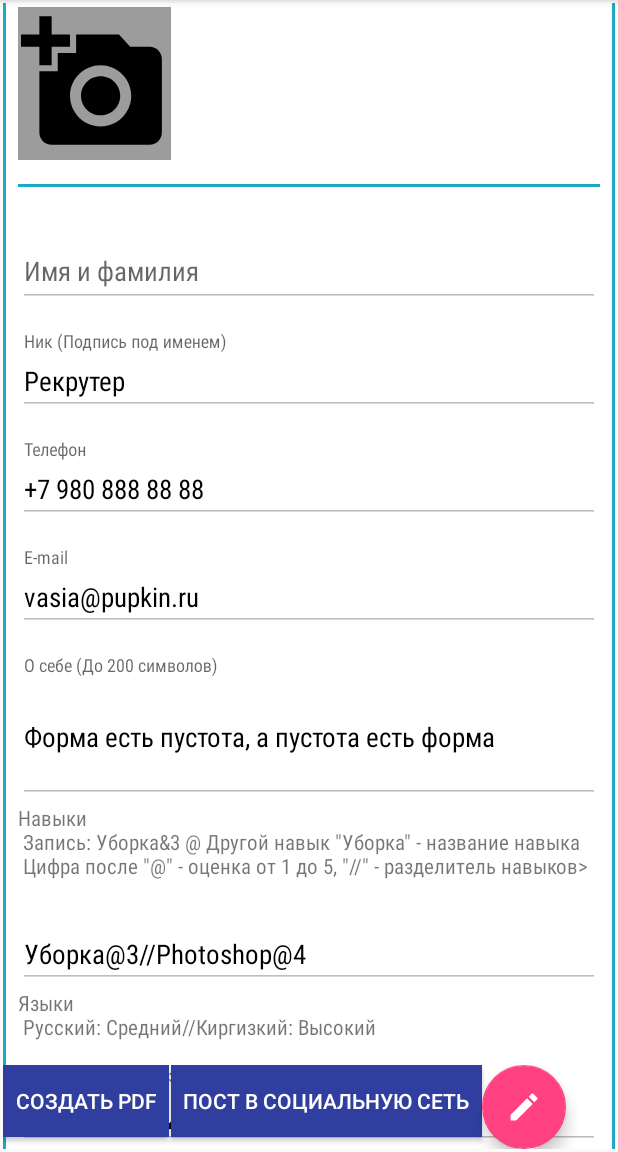
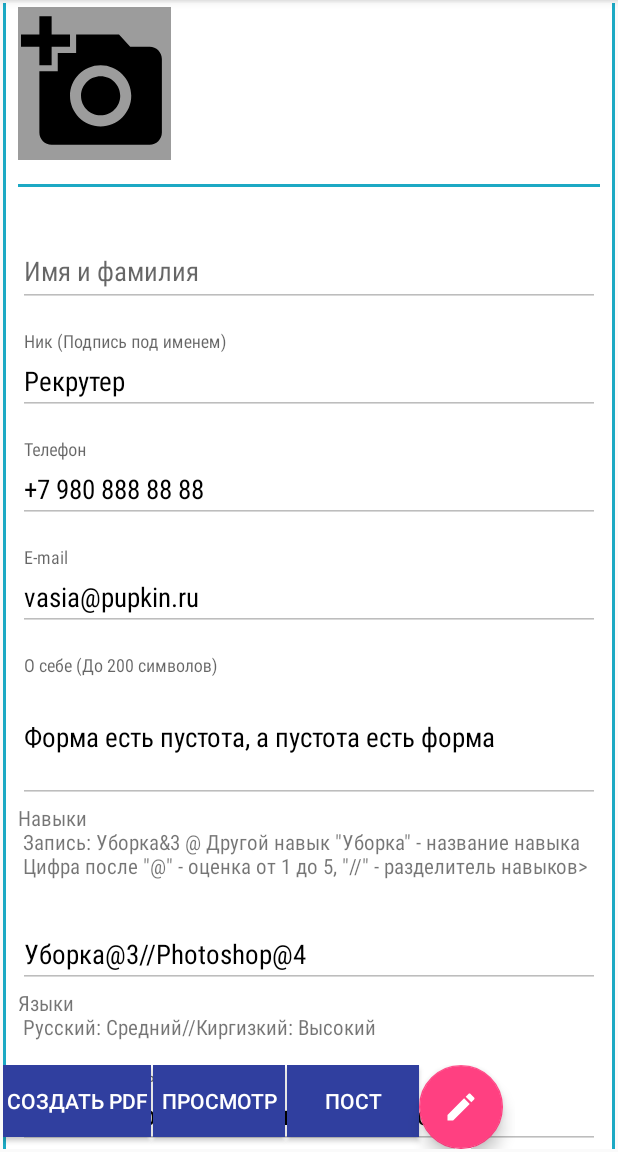
Before and after one commit to AlMel3000/ResumeDesigner, an Android app: the fragment ProfileFragment shown on its own in the app's theme, after a tap on an icon or button, on a phone screen of 412 x 824 dp, the part 84-1236 px from its top. Run offline under Robolectric (Android 15) with nearby library versions, the phone set to English and light mode, and no system bars; our stand-ins replace Picasso; libraries missing offline, so code that uses them is left out: com.github.gorbin.asne, com.itextpdf.text; pictures from the network do not load; 5 statements that could not run were skipped.

Commit message:
подключил библиотеку iText/реализовал создание базового файла pdf

```diff
--- a/app/build.gradle
+++ b/app/build.gradle
@@ -29,4 +29,5 @@ dependencies {
     compile 'com.github.asne:asne-core:0.3.3.3'
     compile 'com.android.support:support-v4:23.4.0'
     compile 'com.squareup.picasso:picasso:2.5.2'
+    compile 'com.itextpdf:itextg:5.5.9'
 }
--- a/app/src/main/res/layout/profile_fragment.xml
+++ b/app/src/main/res/layout/profile_fragment.xml
@@ -408,6 +408,12 @@
                 style="@style/profile_button"
                 android:visibility="gone"/>
             <Button
+                android:text="@string/view"
+                android:id="@+id/view"
+                style="@style/profile_button"
+                android:layout_marginEnd="1dp"
+                android:visibility="gone"/>
+            <Button
                 android:text="@string/share"
                 android:id="@+id/share"
                 style="@style/profile_button"
--- a/app/src/main/res/values/strings.xml
+++ b/app/src/main/res/values/strings.xml
@@ -53,8 +53,9 @@
     <string name="rating_period">GPA: 5 из 5</string>
     <string name="achievements_hint">Достижения</string>
     <string name="achievements">Лауреат//Победитель</string>
-    <string name="share">Пост в социальную сеть</string>
+    <string name="share">Пост</string>
     <string name="create_pdf">Создать pdf</string>
     <string name="study_add">+ место учебы</string>
     <string name="user_profile_placeholder_image">Выберите фото</string>
+    <string name="view">Просмотр</string>
 </resources>
--- a/app/src/main/res/values/styles.xml
+++ b/app/src/main/res/values/styles.xml
@@ -49,9 +49,9 @@
     </style>
 
     <style name="profile_button">
-        <item name="android:layout_width">match_parent</item>
+        <item name="android:layout_width">wrap_content</item>
         <item name="android:layout_height">wrap_content</item>
-        <item name="android:padding">8dp</item>
+        <item name="android:padding">2dp</item>
         <item name="android:background">@color/colorPrimaryDark</item>
         <item name="android:layout_weight">1</item>
         <item name="android:textColor">@color/white</item>
```
Also changed, not shown: app/src/main/java/org/hr24/almel/testchallenge/ui/fragments/MainFragment.java (+10 -5 lines), app/src/main/java/org/hr24/almel/testchallenge/ui/fragments/ProfileFragment.java (+120 -10 lines), app/src/main/res/layout/main_fragment.xml (+6 -3 lines).
